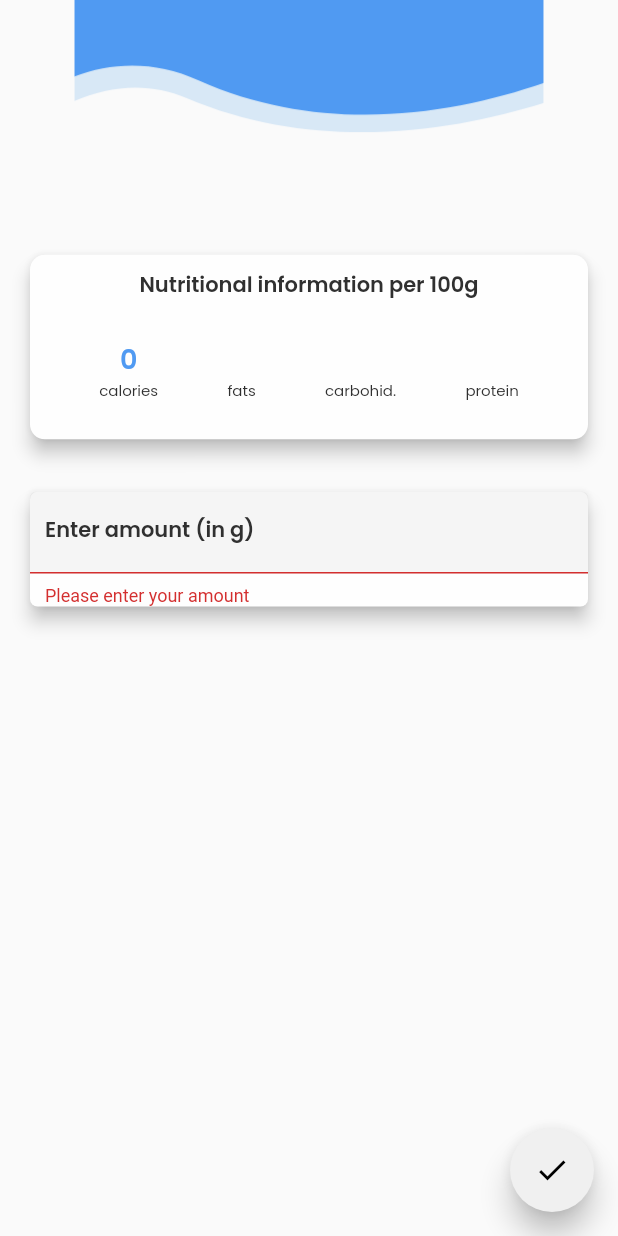
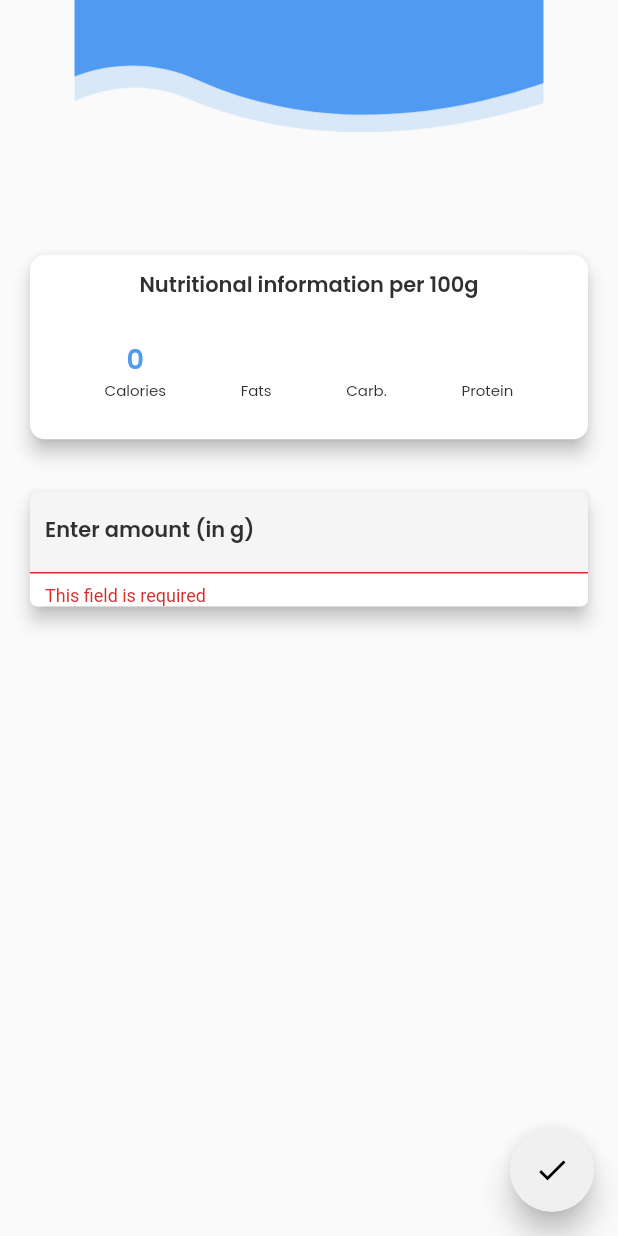
Before and after one commit to OstapFilipenko/Foody, a Flutter app: the ProductDetailsPageWidget screen opened directly with empty values, on a phone screen of 412 x 824 dp. Run offline on Flutter 3.47's test engine with Material 2 defaults, Android fonts, the phone set to English and light mode, and no system bars; our stand-ins replace auto_size_text, built_collection, built_value, cloud_firestore, easy_localization, firebase_core and 8 more; missing offline and left inert: scan; accounts and stored records are empty; generated files the repository leaves out were written again.

Commit message:
translated all pages

```diff
--- a/lib/product_details_page/product_details_page_widget.dart
+++ b/lib/product_details_page/product_details_page_widget.dart
@@ -2,6 +2,7 @@ import 'package:flutter_svg_provider/flutter_svg_provider.dart';
 import 'package:foody/backend/backend.dart';
 import 'package:foody/backend/localDatabase.dart';
 import 'package:foody/backend/localModels/product_consumed.dart';
+import 'package:foody/translations/locale_keys.g.dart';
 import 'package:intl/intl.dart';
 
 import '../flutter_flow/flutter_flow_animations.dart';
@@ -9,6 +10,7 @@ import '../flutter_flow/flutter_flow_theme.dart';
 import '../main.dart';
 import 'package:flutter/material.dart';
 import 'package:page_transition/page_transition.dart';
+import 'package:easy_localization/easy_localization.dart';
 
 class ProductDetailsPageWidget extends StatefulWidget {
   final String docID;
@@ -29,11 +31,11 @@ class _ProductDetailsPageWidgetState extends State<ProductDetailsPageWidget>
   final db = LocalDatabase();
 
   var _productsRecord;
-  String _productName = "[NAME]";
-  String _productCals = "[CALS]";
-  String _productFats = "[FATS]";
-  String _productCarbs = "[CARBS]";
-  String _productProtein = "[PROTEIN]";
+  String _productName = "[" + LocaleKeys.name.tr() + "]";
+  String _productCals = "[" + LocaleKeys.kcal.tr() + "]";
+  String _productFats = "[" + LocaleKeys.fats.tr() + "]";
+  String _productCarbs = "[" + LocaleKeys.carb.tr() + "]";
+  String _productProtein = "[" + LocaleKeys.protein.tr() + "]";
 
   final animationsMap = {
     'textOnPageLoadAnimation': AnimationInfo(
@@ -212,7 +214,7 @@ class _ProductDetailsPageWidgetState extends State<ProductDetailsPageWidget>
                               child: Padding(
                                 padding: EdgeInsets.fromLTRB(0, 10, 0, 0),
                                 child: Text(
-                                  'Nutritional information per 100g',
+                                  LocaleKeys.titleDetails.tr(),
                                   style: FlutterFlowTheme.bodyText1.override(
                                     fontFamily: 'Poppins',
                                     fontWeight: FontWeight.w600,
@@ -241,7 +243,7 @@ class _ProductDetailsPageWidgetState extends State<ProductDetailsPageWidget>
                                         ),
                                       ),
                                       Text(
-                                        'calories',
+                                        LocaleKeys.calories.tr(),
                                         style:
                                             FlutterFlowTheme.bodyText1.override(
                                           fontFamily: 'Poppins',
@@ -264,7 +266,7 @@ class _ProductDetailsPageWidgetState extends State<ProductDetailsPageWidget>
                                         ),
                                       ),
                                       Text(
-                                        'fats',
+                                        LocaleKeys.fats.tr(),
                                         style:
                                             FlutterFlowTheme.bodyText1.override(
                                           fontFamily: 'Poppins',
@@ -287,7 +289,7 @@ class _ProductDetailsPageWidgetState extends State<ProductDetailsPageWidget>
                                         ),
                                       ),
                                       Text(
-                                        'carbohid.',
+                                        LocaleKeys.carb.tr(),
                                         style:
                                             FlutterFlowTheme.bodyText1.override(
                                           fontFamily: 'Poppins',
@@ -310,7 +312,7 @@ class _ProductDetailsPageWidgetState extends State<ProductDetailsPageWidget>
                                         ),
                                       ),
                                       Text(
-                                        'protein',
+                                        LocaleKeys.protein.tr(),
                                         style:
                                             FlutterFlowTheme.bodyText1.override(
                                           fontFamily: 'Poppins',
@@ -346,7 +348,7 @@ class _ProductDetailsPageWidgetState extends State<ProductDetailsPageWidget>
                         controller: gramController,
                         obscureText: false,
                         decoration: InputDecoration(
-                          labelText: 'Enter amount (in g)',
+                          labelText: LocaleKeys.enterAmount.tr(),
                           labelStyle: FlutterFlowTheme.bodyText1.override(
                             fontFamily: 'Poppins',
                             fontWeight: FontWeight.w600,
@@ -365,10 +367,7 @@ class _ProductDetailsPageWidgetState extends State<ProductDetailsPageWidget>
                         keyboardType: TextInputType.number,
                         validator: (val) {
                           if (val.isEmpty) {
-                            return 'Please enter your amount';
-                          }
-                          if (val.length < 1) {
-                            return 'Requires at least 1 characters.';
+                            return LocaleKeys.required.tr();
                           }
                           return null;
                         },
--- a/lib/scan_product_page/scan_product_page_widget.dart
+++ b/lib/scan_product_page/scan_product_page_widget.dart
@@ -1,6 +1,7 @@
 import 'package:flutter_svg_provider/flutter_svg_provider.dart';
 import 'package:foody/Utils/dataUtils.dart';
 import 'package:foody/product_add_page/product_add_page_widget.dart';
+import 'package:foody/translations/locale_keys.g.dart';
 import '../backend/backend.dart';
 import 'package:cloud_firestore/cloud_firestore.dart';
 
@@ -10,6 +11,7 @@ import '../product_details_page/product_details_page_widget.dart';
 import 'package:flutter/material.dart';
 import 'package:page_transition/page_transition.dart';
 import 'package:scan/scan.dart';
+import 'package:easy_localization/easy_localization.dart';
 
 class ScanProductPageWidget extends StatefulWidget {
   ScanProductPageWidget({Key key}) : super(key: key);
@@ -143,7 +145,7 @@ class _ScanProductPageWidgetState extends State<ScanProductPageWidget>
               Align(
                 alignment: Alignment(0, -0.9),
                 child: Text(
-                  'Scan the product',
+                  LocaleKeys.titleScan.tr(),
                   style: FlutterFlowTheme.title1.override(
                     fontFamily: 'Poppins',
                   ),
@@ -213,7 +215,7 @@ class _ScanProductPageWidgetState extends State<ScanProductPageWidget>
                         obscureText: false,
                         keyboardType: TextInputType.number,
                         decoration: InputDecoration(
-                          labelText: 'Barcode Number',
+                          labelText: LocaleKeys.barcodeNumber.tr(),
                           labelStyle: FlutterFlowTheme.bodyText1.override(
                             fontFamily: 'Poppins',
                           ),
@@ -227,10 +229,7 @@ class _ScanProductPageWidgetState extends State<ScanProductPageWidget>
                         ),
                         validator: (val) {
                           if (val.isEmpty) {
-                            return 'Please enter a barcode number';
-                          }
-                          if (val.length < 1) {
-                            return 'Requires at least 1 characters.';
+                            return LocaleKeys.required.tr();
                           }
                           return null;
                         },
--- a/lib/settings/settings_widget.dart
+++ b/lib/settings/settings_widget.dart
@@ -1,10 +1,12 @@
 import 'package:flutter_svg_provider/flutter_svg_provider.dart';
 import 'package:foody/backend/localDatabase.dart';
+import 'package:foody/translations/locale_keys.g.dart';
 import 'package:foody/widgets/productTextField.dart';
 
 import '../flutter_flow/flutter_flow_animations.dart';
 import '../flutter_flow/flutter_flow_theme.dart';
 import 'package:flutter/material.dart';
+import 'package:easy_localization/easy_localization.dart';
 
 class SettingsWidget extends StatefulWidget {
   SettingsWidget({Key key}) : super(key: key);
@@ -122,7 +124,7 @@ class _SettingsWidgetState extends State<SettingsWidget>
                       Align(
                         alignment: Alignment(0, -0.9),
                         child: Text(
-                          'Settings',
+                          LocaleKeys.titleSettings.tr(),
                           style: FlutterFlowTheme.title1.override(
                             fontFamily: 'Poppins',
                           ),
@@ -135,31 +137,31 @@ class _SettingsWidgetState extends State<SettingsWidget>
                             children: [
                               ProductTextField(
                                 textController: kcalController,
-                                hintText: "Amount kcal / day",
+                                hintText: LocaleKeys.amountKcal.tr(),
                                 number: true,
                               ).animated(
                                   [animationsMap['textOnPageLoadAnimation']]),
                               ProductTextField(
                                 textController: fatsController,
-                                hintText: "Amount fats / day",
+                                hintText: LocaleKeys.amountFats.tr(),
                                 number: true,
                               ).animated(
                                   [animationsMap['textOnPageLoadAnimation']]),
                               ProductTextField(
                                 textController: carbohydratesController,
-                                hintText: "Amount carbohyd. / day",
+                                hintText: LocaleKeys.amountCarb.tr(),
                                 number: true,
                               ).animated(
                                   [animationsMap['textOnPageLoadAnimation']]),
                               ProductTextField(
                                 textController: proteinController,
-                                hintText: "Amount protein / day",
+                                hintText: LocaleKeys.amountProtein.tr(),
                                 number: true,
                               ).animated(
                                   [animationsMap['textOnPageLoadAnimation']]),
                               ProductTextField(
                                 textController: sugarController,
-                                hintText: "Amount sugar / day",
+                                hintText: LocaleKeys.amountSugar.tr(),
                                 number: true,
                               ).animated(
                                   [animationsMap['textOnPageLoadAnimation']]),
@@ -183,7 +185,7 @@ class _SettingsWidgetState extends State<SettingsWidget>
                                         double.parse(sugarController.text));
                                   },
                                   child: Text(
-                                    "Save",
+                                    LocaleKeys.save.tr(),
                                     style: TextStyle(
                                         color: Colors.white, fontSize: 21),
                                   ),
--- a/lib/widgets/ProductTextField.dart
+++ b/lib/widgets/ProductTextField.dart
@@ -1,5 +1,7 @@
 import 'package:flutter/material.dart';
 import 'package:foody/flutter_flow/flutter_flow_theme.dart';
+import 'package:easy_localization/easy_localization.dart';
+import 'package:foody/translations/locale_keys.g.dart';
 
 class ProductTextField extends StatelessWidget {
   const ProductTextField({
@@ -53,7 +55,7 @@ class ProductTextField extends StatelessWidget {
                 this.number ? TextInputType.number : TextInputType.text,
             validator: (val) {
               if (val.isEmpty) {
-                return 'This field is required';
+                return LocaleKeys.required.tr();
               }
               return null;
             },
```
Also changed, not shown: lib/home_page/home_page_widget.dart (+12 -12 lines), lib/product_add_page/product_add_page_widget.dart (+9 -7 lines).
